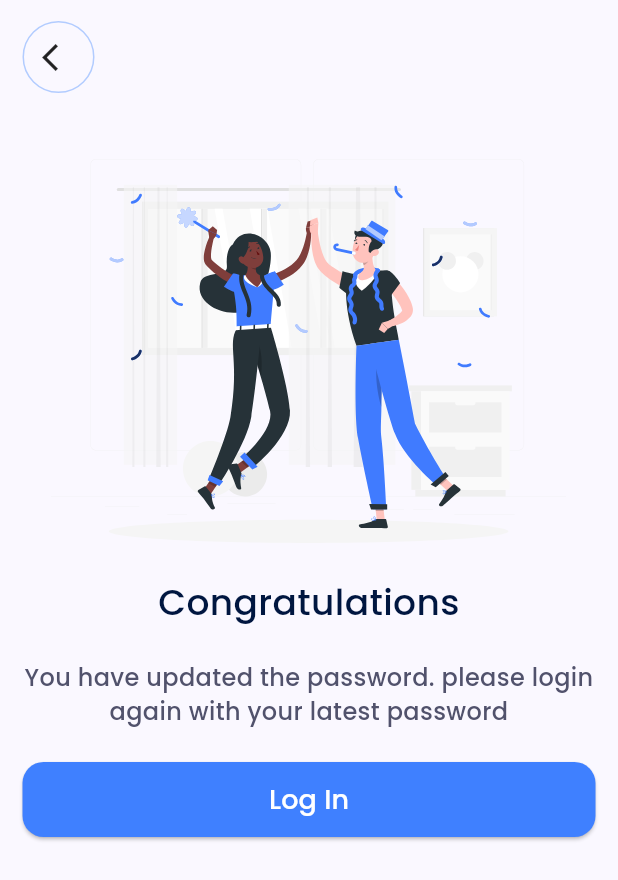
After one commit to AbdullahMohamedAlSayedAbed/marketi, a Flutter app: the CongratulationsView screen opened by its route, on a phone screen of 412 x 824 dp. The commit adds this screen. Shown: the top 880 px of the screen. Run offline on Flutter 3.47's test engine with Material 3 defaults, Android fonts, the phone set to English and light mode, and no system bars; our stand-ins replace animate_do, dio, equatable, flutter_svg, font_awesome_flutter, get_it and 4 more; accounts and stored records are empty; project files that could hold a hidden picture were left out.

Commit message:
feat: Add CongratulationsView and update routing; integrate with CreateNewPasswordView

```diff
--- a/lib/core/utils/on_generate_router.dart
+++ b/lib/core/utils/on_generate_router.dart
@@ -1,4 +1,5 @@
 import 'package:flutter/material.dart';
+import 'package:marketi/features/auth/presentation/views/congratulations_view.dart';
 import 'package:marketi/features/auth/presentation/views/create_new_password.dart';
 import 'package:marketi/features/auth/presentation/views/forget_password_with_phone_view.dart';
 import 'package:marketi/features/auth/presentation/views/forgot_password_with_email.dart';
@@ -6,6 +7,7 @@ import 'package:marketi/features/auth/presentation/views/login_view.dart';
 import 'package:marketi/features/auth/presentation/views/signup_view.dart';
 import 'package:marketi/features/auth/presentation/views/verification_code_email_view.dart';
 import 'package:marketi/features/auth/presentation/views/verification_code_view.dart';
+import 'package:marketi/features/auth/presentation/views/widgets/create_new_password_view_body.dart';
 import 'package:marketi/features/onboarding/views/onboarding_view.dart';
 import 'package:marketi/features/splash/views/splash_view.dart';
 
@@ -17,6 +19,7 @@ abstract class AppRouter {
   static const String forgotPasswordPhone = 'forgotPasswordWithPhone';
   static const String forgotPasswordEmail = 'forgotPasswordWithEmail';
   static const String createNewPassword = 'Create New Password';
+  static const String congratulations = 'CongratulationsView';
   static const String changePassword = 'changePasswordView';
   static const String verificationCode = 'verificationCodeView';
   static const String verificationCodeEmail = 'verificationCodeEmail';
@@ -51,6 +54,11 @@ abstract class AppRouter {
           builder: (context) => const CreateNewPasswordView(),
         );
 
+      case congratulations:
+        return MaterialPageRoute(
+          builder: (context) => const CongratulationsView(),
+        );
+
       default:
         return MaterialPageRoute(
           builder: (context) =>
--- /dev/null
+++ b/lib/features/auth/presentation/views/congratulations_view.dart
@@ -0,0 +1,57 @@
+import 'package:flutter/material.dart';
+import 'package:flutter_svg/svg.dart';
+import 'package:marketi/constant.dart';
+import 'package:marketi/core/extension/padding_extension.dart';
+import 'package:marketi/core/utils/app_colors.dart';
+import 'package:marketi/core/utils/app_images.dart';
+import 'package:marketi/core/utils/app_strings.dart';
+import 'package:marketi/core/utils/on_generate_router.dart';
+import 'package:marketi/core/utils/styles_app.dart';
+import 'package:marketi/core/widgets/custom_primary_button.dart';
+import 'package:marketi/features/auth/presentation/views/widgets/arrow_back_ios_widget.dart';
+
+class CongratulationsView extends StatelessWidget {
+  const CongratulationsView({super.key});
+
+  @override
+  Widget build(BuildContext context) {
+    return Scaffold(
+      body:
+          SafeArea(
+            child: Column(
+              spacing: 22,
+              children: [
+                Align(
+                  alignment: Alignment.topLeft,
+                  child: ArrowBackIosWidget()),
+                SizedBox.shrink(),
+                SvgPicture.asset(Assets.imagesIllustrationCongratulations),
+                Text(
+                  'Congratulations',
+                  textAlign: TextAlign.center,
+                  style: AppStyles().style24w500.copyWith(
+                    color: AppColors.darkPrimaryColor,
+                  ),
+                ),
+                Text(
+                  'You have updated the password. please login again with your latest password',
+                  textAlign: TextAlign.center,
+                  style: AppStyles().style16w500.copyWith(
+                    color: AppColors.navyColor,
+                  ),
+                ),
+                CustomPrimaryButton(
+                  text: AppStrings.login,
+                  onPressed: () {
+                    Navigator.pushReplacementNamed(context, AppRouter.login);
+                  },
+                ),
+              ],
+            ).paddingSymmetric(
+              verticalPadding: kTopPadding,
+              horizontalPadding: kHorizontalPadding + 1,
+            ),
+          ),
+    );
+  }
+}
--- a/lib/features/auth/presentation/views/widgets/create_new_password_view_body.dart
+++ b/lib/features/auth/presentation/views/widgets/create_new_password_view_body.dart
@@ -5,6 +5,7 @@ import 'package:marketi/core/extension/padding_extension.dart';
 import 'package:marketi/core/utils/app_colors.dart';
 import 'package:marketi/core/utils/app_images.dart';
 import 'package:marketi/core/utils/app_strings.dart';
+import 'package:marketi/core/utils/on_generate_router.dart';
 import 'package:marketi/core/utils/styles_app.dart';
 import 'package:marketi/core/widgets/custom_primary_button.dart';
 import 'package:marketi/features/auth/presentation/views/widgets/app_bar_forget_password.dart';
@@ -16,7 +17,8 @@ class CreateNewPasswordViewBody extends StatelessWidget {
   @override
   Widget build(BuildContext context) {
     return SingleChildScrollView(
-      child: Column(
+      child:
+          Column(
             spacing: 22,
             children: [
               AppBarForgetPassword(title: 'Create New Password'),
@@ -25,13 +27,25 @@ class CreateNewPasswordViewBody extends StatelessWidget {
               Text(
                 'New password must be different from last password',
                 textAlign: TextAlign.center,
-            style: AppStyles().style16w500.copyWith(color: AppColors.navyColor),
+                style: AppStyles().style16w500.copyWith(
+                  color: AppColors.navyColor,
+                ),
               ).paddingSymmetric(horizontalPadding: 34),
               PasswordConfirmCreateNewPassword(),
-          CustomPrimaryButton(text: AppStrings.savePassword, onPressed: () {}),
-          SizedBox.shrink(),
+              CustomPrimaryButton(
+                text: AppStrings.savePassword,
+                onPressed: () {
+                  Navigator.pushReplacementNamed(
+                    context,
+                    AppRouter.congratulations,
+                  );
+                },
+              ),
             ],
-      ).paddingSymmetric(verticalPadding: kTopPadding, horizontalPadding: kHorizontalPadding),
+          ).paddingSymmetric(
+            verticalPadding: kTopPadding,
+            horizontalPadding: kHorizontalPadding,
+          ),
     );
   }
 }
```
Lines whose indentation alone changed are shown as unchanged.
